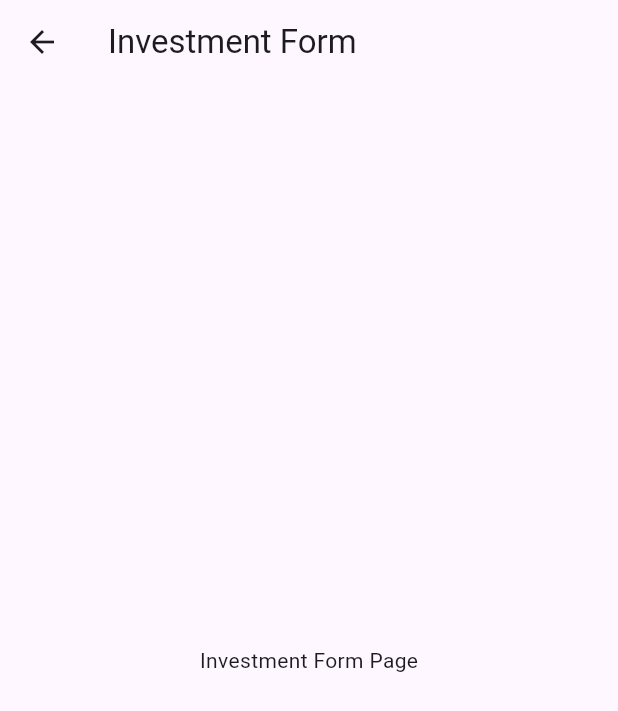
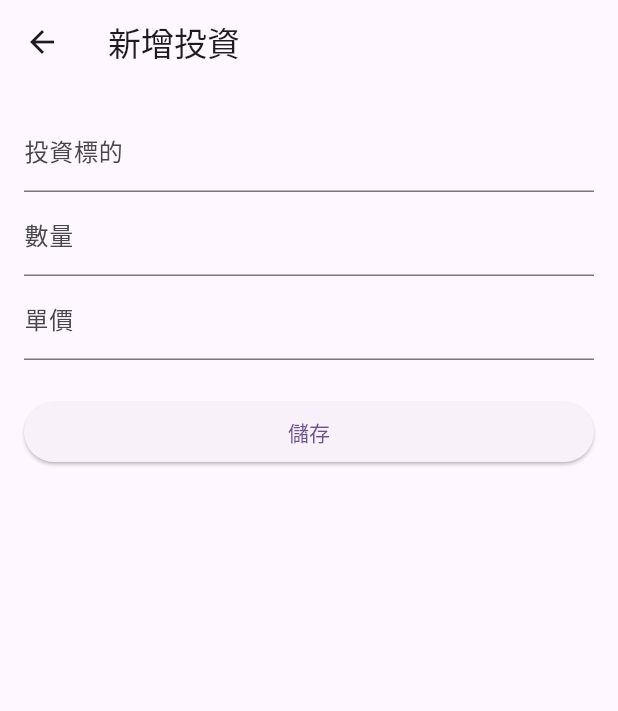
Before and after one commit to VictorChen199811/investment-app, a Flutter app: the InvestmentFormPage screen opened directly, on a phone screen of 412 x 824 dp. Shown: the top 711 px of the screen. Run offline on Flutter 3.47's test engine with Material 3 defaults, Android fonts, the phone set to English and light mode, and no system bars; our stand-ins replace sqflite; accounts and stored records are empty.

Commit message:
Format InvestmentFormPage

```diff
--- a/lib/database/database_helper.dart
+++ b/lib/database/database_helper.dart
@@ -91,6 +91,11 @@ class DatabaseHelper {
     return result.map((e) => Investment.fromMap(e)).toList();
   }
 
+  Future<int> deleteInvestment(int id) async {
+    final db = await database;
+    return db.delete('investments', where: 'id = ?', whereArgs: [id]);
+  }
+
   Future<int> insertFundingRecord(FundingRecord record) async {
     final db = await database;
     return db.insert('funding_records', record.toMap());
--- a/lib/view/investment/InvestmentFormPage.dart
+++ b/lib/view/investment/InvestmentFormPage.dart
@@ -1,15 +1,98 @@
 import 'package:flutter/material.dart';
+import '../../database/database_helper.dart';
+import '../../model/investment.dart';
 
-class InvestmentFormPage extends StatelessWidget {
+/// A simple form page to create a new [Investment].
+class InvestmentFormPage extends StatefulWidget {
   const InvestmentFormPage({super.key});
+
+  @override
+  State<InvestmentFormPage> createState() => _InvestmentFormPageState();
+}
+
+class _InvestmentFormPageState extends State<InvestmentFormPage> {
+  final _formKey = GlobalKey<FormState>();
+  final _symbolController = TextEditingController();
+  final _quantityController = TextEditingController();
+  final _priceController = TextEditingController();
+
+  final DatabaseHelper _db = DatabaseHelper();
+
+  @override
+  void dispose() {
+    _symbolController.dispose();
+    _quantityController.dispose();
+    _priceController.dispose();
+    super.dispose();
+  }
+
+  Future<void> _save() async {
+    if (!_formKey.currentState!.validate()) return;
+
+    final symbol = _symbolController.text.trim();
+    final quantity = int.parse(_quantityController.text.trim());
+    final price = double.parse(_priceController.text.trim());
+
+    final investment = Investment(
+      id: 0,
+      accountId: 1,
+      symbol: symbol,
+      buyPrice: price,
+      quantity: quantity,
+      fee: 0,
+      currentPrice: price,
+      buyDate: DateTime.now(),
+    );
+
+    final id = await _db.insertInvestment(investment);
+    Navigator.pop(context, investment.copyWith(id: id));
+  }
 
   @override
   Widget build(BuildContext context) {
     return Scaffold(
       appBar: AppBar(
-        title: const Text('Investment Form'),
+        title: const Text('新增投資'),
       ),
-      body: const Center(child: Text('Investment Form Page')),
+      body: Padding(
+        padding: const EdgeInsets.all(16.0),
+        child: Form(
+          key: _formKey,
+          child: Column(
+            crossAxisAlignment: CrossAxisAlignment.start,
+            children: [
+              TextFormField(
+                controller: _symbolController,
+                decoration: const InputDecoration(labelText: '投資標的'),
+                validator: (value) =>
+                    value == null || value.isEmpty ? '請輸入標的' : null,
+              ),
+              TextFormField(
+                controller: _quantityController,
+                decoration: const InputDecoration(labelText: '數量'),
+                keyboardType: TextInputType.number,
+                validator: (value) =>
+                    value == null || value.isEmpty ? '請輸入數量' : null,
+              ),
+              TextFormField(
+                controller: _priceController,
+                decoration: const InputDecoration(labelText: '單價'),
+                keyboardType: const TextInputType.numberWithOptions(decimal: true),
+                validator: (value) =>
+                    value == null || value.isEmpty ? '請輸入單價' : null,
+              ),
+              const SizedBox(height: 24),
+              SizedBox(
+                width: double.infinity,
+                child: ElevatedButton(
+                  onPressed: _save,
+                  child: const Text('儲存'),
+                ),
+              ),
+            ],
+          ),
+        ),
+      ),
     );
   }
 }
```
Also changed, not shown: lib/view/home/HomePage.dart (+38 -79 lines).
